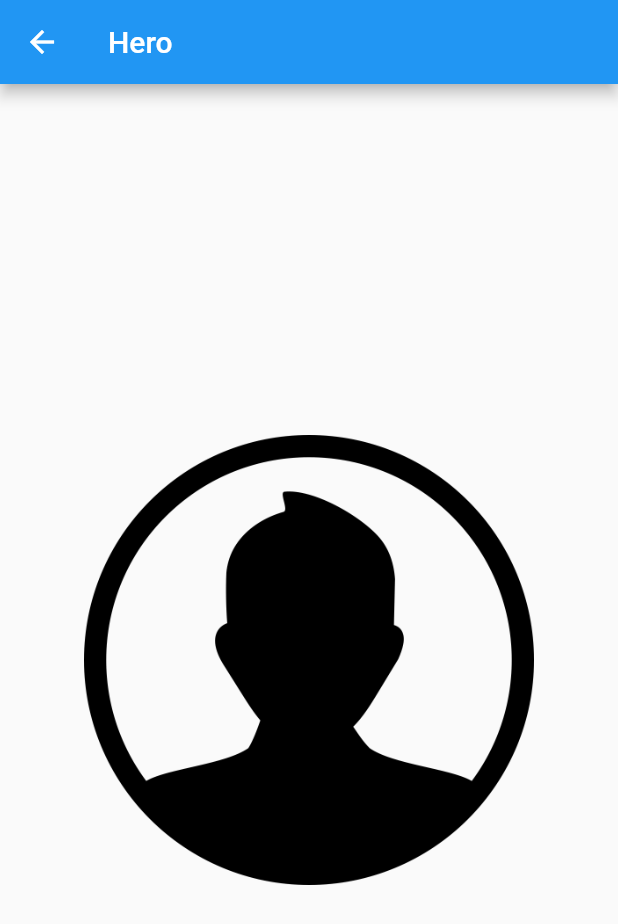
After one commit to BurakAkten/FlutterCourse, a Flutter app: the HeroPage screen opened by its route, on a phone screen of 412 x 824 dp. The commit adds this screen. Shown: the top 924 px of the screen. Run offline on Flutter 3.47's test engine with Material 2 defaults, Android fonts, the phone set to English and light mode, and no system bars; our stand-ins replace animated_text_kit, lottie; network calls fail.

Commit message:
5. Course: Animations (hero, lottie, animatedContainer, animatedTextKit)

```diff
--- a/lib/main.dart
+++ b/lib/main.dart
@@ -1,6 +1,6 @@
 import 'package:flutter/material.dart';
 import 'package:flutter_course/utils/navigation_util.dart';
-import 'my_home_page.dart';
+import 'screens/my_home_page.dart';
 
 void main() {
   runApp(const MyApp());
--- a/lib/animals.dart
+++ b/lib/screens/animals.dart
@@ -4,7 +4,7 @@ import 'package:flutter/material.dart';
 import 'package:flutter_course/base/services/base_service.dart';
 import 'package:flutter_course/widgets/animal_widget.dart';
 
-import 'models/animal_model.dart';
+import '../models/animal_model.dart';
 
 class AnimalsScreen extends StatefulWidget {
   @override
--- /dev/null
+++ b/lib/screens/hero_page.dart
@@ -0,0 +1,22 @@
+import 'package:flutter/material.dart';
+
+class HeroPage extends StatelessWidget {
+  @override
+  Widget build(BuildContext context) {
+    return Scaffold(
+      appBar: AppBar(title: Text("Hero")),
+      body: Center(
+        child: Container(
+          child: Hero(
+            tag: "profile",
+            child: Image.asset(
+              "assets/user-profile.png",
+              width: 300,
+              height: 300,
+            ),
+          ),
+        ),
+      ),
+    );
+  }
+}
--- a/lib/my_home_page.dart
+++ b/lib/screens/my_home_page.dart
@@ -1,6 +1,6 @@
 import 'package:flutter/material.dart';
-import 'package:flutter_course/second_page.dart';
-import 'package:flutter_course/third_page.dart';
+import 'package:flutter_course/screens/second_page.dart';
+import 'package:flutter_course/screens/third_page.dart';
 import 'package:flutter_course/utils/navigation_util.dart';
 
 class MyHomePage extends StatelessWidget {
--- a/lib/rand_animal.dart
+++ b/lib/screens/rand_animal.dart
@@ -4,7 +4,7 @@ import 'package:flutter/material.dart';
 import 'package:flutter_course/base/services/base_service.dart';
 import 'package:flutter_course/widgets/animal_widget.dart';
 
-import 'models/animal_model.dart';
+import '../models/animal_model.dart';
 
 class RandScreen extends StatefulWidget {
   @override
@@ -53,6 +53,4 @@ class _RandScreenState extends State<RandScreen> {
       ),
     );
   }
-
-
 }
--- a/lib/utils/navigation_util.dart
+++ b/lib/utils/navigation_util.dart
@@ -1,10 +1,12 @@
 import 'package:flutter/material.dart';
-import 'package:flutter_course/animals.dart';
-import 'package:flutter_course/my_home_page.dart';
-import 'package:flutter_course/second_page.dart';
-import 'package:flutter_course/third_page.dart';
+import 'package:flutter_course/screens/animals.dart';
+import 'package:flutter_course/screens/my_home_page.dart';
+import 'package:flutter_course/screens/second_page.dart';
+import 'package:flutter_course/screens/third_page.dart';
 
-import '../rand_animal.dart';
+import '../screens/animation_practice_screen.dart';
+import '../screens/hero_page.dart';
+import '../screens/rand_animal.dart';
 
 class NavigationUtil {
   static final navigatorKey = GlobalKey<NavigatorState>();
@@ -14,6 +16,8 @@ class NavigationUtil {
   static const String thirdScreen = "thirdScreen";
   static const String randAnimalScreen = "randAnimalScreen";
   static const String animalsScreen = "animalsScreen";
+  static const String animationScreen = "animationScreen";
+  static const String heroPage = "heroPage";
 
   static navigateToBack(context, {dynamic value}) => Navigator.pop(context, value);
 
@@ -27,6 +31,8 @@ class NavigationUtil {
   static navigateToThirdScreen(context, {Object? arguments}) => _navigateToPage(context, thirdScreen, arguments: arguments);
   static navigateToRandAnimalScreen(context, {Object? arguments}) => _navigateToPage(context, randAnimalScreen, arguments: arguments);
   static navigateToAnimalsScreen(context, {Object? arguments}) => _navigateToPage(context, animalsScreen, arguments: arguments);
+  static navigateToAnimationsScreen(context, {Object? arguments}) => _navigateToPage(context, animationScreen, arguments: arguments);
+  static navigateToHeroScreen(context, {Object? arguments}) => _navigateToPage(context, heroPage, arguments: arguments);
 
   static Route onGenerateRoute(settings) => MaterialPageRoute(builder: (context) => _buildNavigationMap(context, settings));
 
@@ -45,6 +51,12 @@ class NavigationUtil {
       case animalsScreen:
         page = AnimalsScreen();
         break;
+      case animationScreen:
+        page = AnimationPracticeScreen();
+        break;
+      case heroPage:
+        page = HeroPage();
+        break;
     }
     return page;
   }
--- a/pubspec.yaml
+++ b/pubspec.yaml
@@ -31,6 +31,8 @@ dependencies:
     sdk: flutter
   cupertino_icons: ^1.0.2
   http: ^0.13.4
+  lottie: ^1.3.0
+  animated_text_kit: ^4.2.1
 
 dev_dependencies:
   flutter_test:
@@ -56,6 +58,7 @@ flutter:
   # To add assets to your application, add an assets section, like this:
   assets:
     - assets/error.jpg
+    - assets/user-profile.png
 
 
   # An image asset can refer to one or more resolution-specific "variants", see
```
Also changed, not shown: lib/screens/animation_practice_screen.dart (added, +101 -0 lines), lib/widgets/animal_widget.dart (+7 -1 lines), assets/user-profile.png (added), lib/screens/second_page.dart (renamed from lib/second_page.dart), lib/screens/third_page.dart (renamed from lib/third_page.dart), pubspec.lock.
